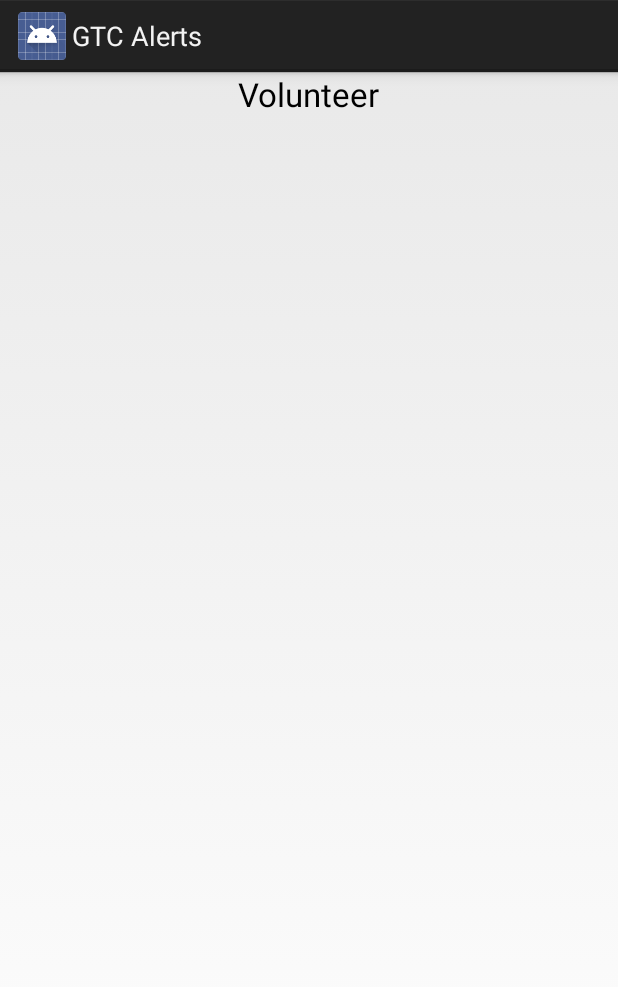
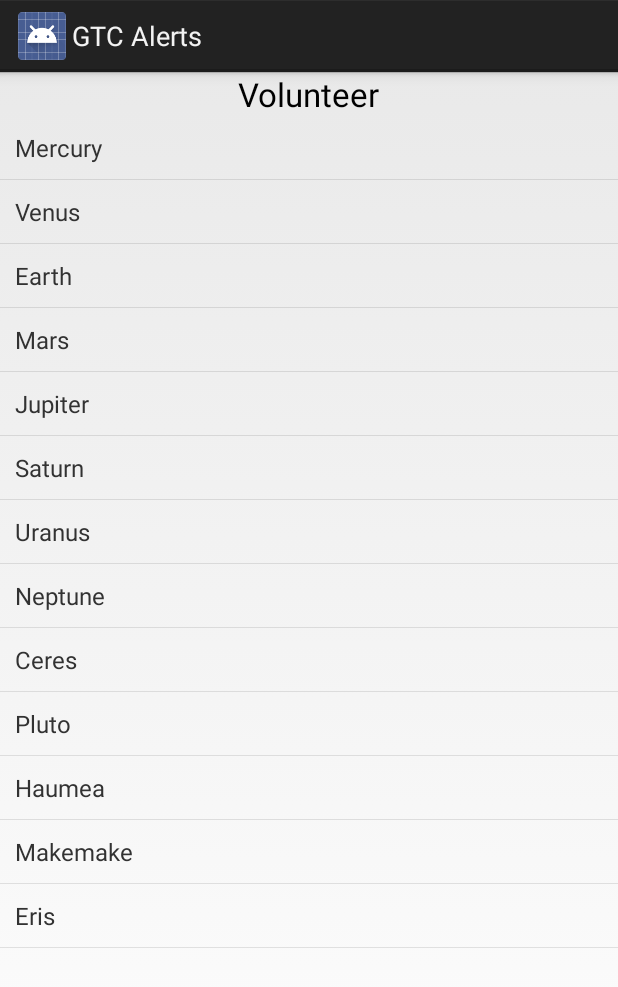
Before and after one commit to hackforwesternmass/gtcalerts, an Android app: the VolunteerActivity screen opened directly, with no data from a screen before it, on a phone screen of 412 x 824 dp. Shown: the top 987 px of the screen. Run offline under Robolectric (Android 15) with nearby library versions, the phone set to English and light mode, and no system bars.

Commit message:
Created a listview to view volunteer data (once we can get it)

```diff
--- a/android/GTCAlerts/app/src/main/java/com/example/daniel/gtcalerts/VolunteerActivity.java
+++ b/android/GTCAlerts/app/src/main/java/com/example/daniel/gtcalerts/VolunteerActivity.java
@@ -5,17 +5,58 @@ import android.os.Bundle;
 import android.view.Menu;
 import android.view.MenuItem;
 import android.view.View;
+import android.widget.AdapterView;
+import android.widget.ArrayAdapter;
 import android.widget.Button;
 import android.content.Intent;
+import android.widget.ListView;
+import android.widget.Toast;
+import java.util.ArrayList;
+import java.util.Arrays;
+
 
 /**
  * Created by daniel on 6/6/15.
  */
 public class VolunteerActivity extends Activity {
+    private ListView mainListView ;
+    private ArrayAdapter<String> listAdapter ;
+
     @Override
     protected void onCreate(Bundle savedInstanceState) {
         super.onCreate(savedInstanceState);
         setContentView(R.layout.activity_volunteer);
+
+        PopulateList();
     }
 
+
+
+    private void PopulateList(){
+
+        mainListView = (ListView) findViewById( R.id.mainListView );
+
+        // Create and populate a List of planet names.
+        String[] planets = new String[] { "Mercury", "Venus", "Earth", "Mars",
+                "Jupiter", "Saturn", "Uranus", "Neptune"};
+        ArrayList<String> planetList = new ArrayList<String>();
+        planetList.addAll( Arrays.asList(planets) );
+
+        // Create ArrayAdapter using the planet list.
+        listAdapter = new ArrayAdapter<String>(this, R.layout.simplerow, planetList);
+
+        // Add more planets. If you passed a String[] instead of a List<String>
+        // into the ArrayAdapter constructor, you must not add more items.
+        // Otherwise an exception will occur.
+        listAdapter.add( "Ceres" );
+        listAdapter.add( "Pluto" );
+        listAdapter.add( "Haumea" );
+        listAdapter.add( "Makemake" );
+        listAdapter.add( "Eris" );
+
+        // Set the ArrayAdapter as the ListView's adapter.
+        mainListView.setAdapter( listAdapter );
+    }
+
+
 }
--- a/android/GTCAlerts/app/src/main/res/layout/activity_volunteer.xml
+++ b/android/GTCAlerts/app/src/main/res/layout/activity_volunteer.xml
@@ -10,4 +10,10 @@
         android:text="Volunteer"
         android:id="@+id/textView2"
         android:layout_gravity="center_horizontal" />
+
+
+    <ListView android:layout_width="fill_parent"
+        android:layout_height="fill_parent"
+        android:id="@+id/mainListView">
+    </ListView>
 </LinearLayout>
--- /dev/null
+++ b/android/GTCAlerts/app/src/main/res/layout/simplerow.xml
@@ -0,0 +1,8 @@
+<?xml version="1.0" encoding="utf-8"?>
+<TextView xmlns:android="http://schemas.android.com/apk/res/android"
+    android:id="@+id/rowTextView"
+    android:layout_width="fill_parent"
+    android:layout_height="wrap_content"
+    android:padding="10dp"
+    android:textSize="16sp" >
+</TextView>
```
